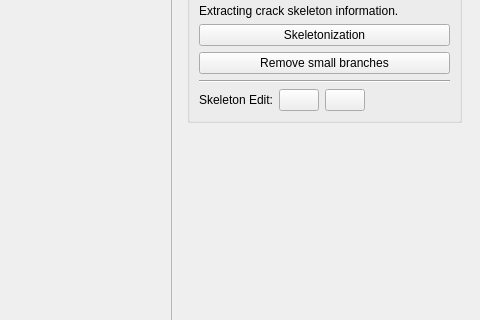
TUD-IMB/Crackpot, file src/resources/ui/main.ui: the form before one commit; both pictures show x 226 to 706 and y 82 to 402 of the 706 by 656 pixel window.
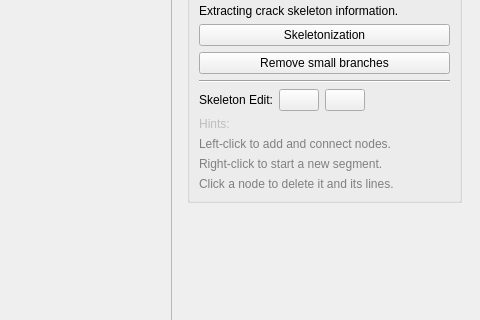
The form after the commit. Icons and pictures are not drawn.

Commit message: Update skeleton editing with right-click restart function and hints.

The edit to the form file:
```diff
--- a/src/resources/ui/main.ui
+++ b/src/resources/ui/main.ui
@@ -1267,6 +1267,78 @@
                        </item>
                       </layout>
                      </item>
+                     <item>
+                      <widget class="QPushButton" name="hintsButton">
+                       <property name="enabled">
+                        <bool>false</bool>
+                       </property>
+                       <property name="sizePolicy">
+                        <sizepolicy hsizetype="Fixed" vsizetype="Fixed">
+                         <horstretch>0</horstretch>
+                         <verstretch>0</verstretch>
+                        </sizepolicy>
+                       </property>
+                       <property name="styleSheet">
+                        <string notr="true">QPushButton {
+    border: none; 
+    background: transparent;
+}
+QPushButton:hover {
+    background-color: lightgray;
+}
+QPushButton:pressed {
+    background-color: lightblue;
+}
+</string>
+                       </property>
+                       <property name="text">
+                        <string>Hints:</string>
+                       </property>
+                       <property name="icon">
+                        <iconset resource="../icon.qrc">
+                         <normaloff>:/icons/icons/hints.svg</normaloff>:/icons/icons/hints.svg</iconset>
+                       </property>
+                       <property name="iconSize">
+                        <size>
+                         <width>18</width>
+                         <height>18</height>
+                        </size>
+                       </property>
+                      </widget>
+                     </item>
+                     <item>
+                      <widget class="QLabel" name="hintsLabel1">
+                       <property name="styleSheet">
+                        <string notr="true">color: gray;
+</string>
+                       </property>
+                       <property name="text">
+                        <string>Left-click to add and connect nodes.</string>
+                       </property>
+                      </widget>
+                     </item>
+                     <item>
+                      <widget class="QLabel" name="hintsLabel2">
+                       <property name="styleSheet">
+                        <string notr="true">color: gray;
+</string>
+                       </property>
+                       <property name="text">
+                        <string>Right-click to start a new segment.</string>
+                       </property>
+                      </widget>
+                     </item>
+                     <item>
+                      <widget class="QLabel" name="hintsLabel3">
+                       <property name="styleSheet">
+                        <string notr="true">color: gray;
+</string>
+                       </property>
+                       <property name="text">
+                        <string>Click a node to delete it and its lines.</string>
+                       </property>
+                      </widget>
+                     </item>
                     </layout>
                    </item>
                   </layout>
```
The commit also changes 5 other files.
